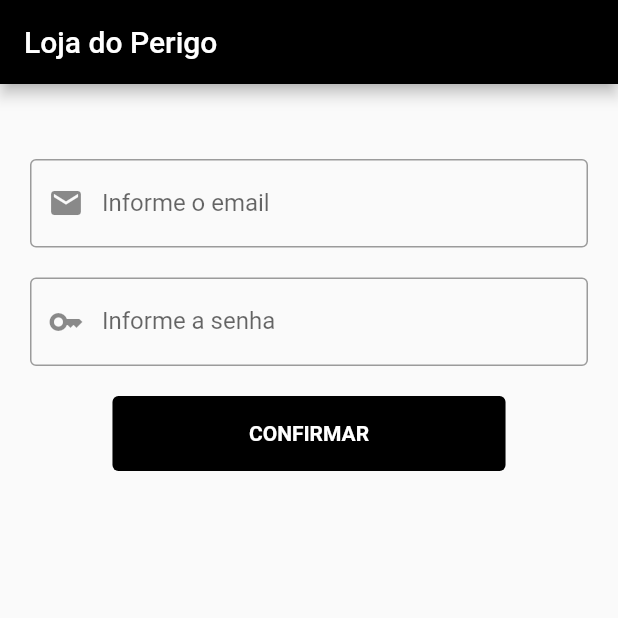
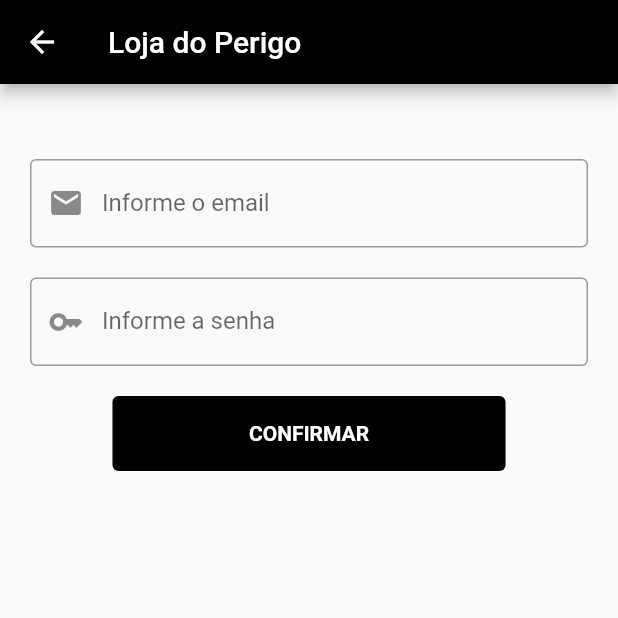
Before and after one commit to HunterXVD11/AppFinalFlutter, a Flutter app: the screen it shows after launch, after a tap on "CONFIRMAR", on a phone screen of 412 x 824 dp, the top half of it. Run offline on Flutter 3.47's test engine with Material 2 defaults, Android fonts, the phone set to English and light mode, and no system bars; our stand-ins replace sqflite; missing offline and left inert: dart:ffi; accounts and stored records are empty.

Commit message:
Criando estrutura do criar cadastro user

```diff
--- a/loja_anuncios/lib/pages/Home.dart
+++ b/loja_anuncios/lib/pages/Home.dart
@@ -4,6 +4,7 @@ import "dart:convert";
 import 'package:flutter/material.dart';
 import 'package:loja_anuncios/model/user.dart';
 import 'package:loja_anuncios/model/anuncio.dart';
+import 'package:loja_anuncios/pages/cadastro_user.dart';
 import 'package:path_provider/path_provider.dart';
 import 'package:flutter/src/widgets/container.dart';
 import 'package:flutter/src/widgets/framework.dart';
@@ -86,6 +87,9 @@ class _HomeState extends State<Home> {
                       backgroundColor: Colors.black),
                   onPressed: () {
                     print(_controllerEmail.text);
+                    Navigator.push(context, MaterialPageRoute(
+                      builder: (context) => Cadastro(),
+                    ));
                   },
                   child: Text(
                     "CONFIRMAR",
--- a/loja_anuncios/lib/pages/cadastro_user.dart
+++ b/loja_anuncios/lib/pages/cadastro_user.dart
@@ -0,0 +1,105 @@
+import 'dart:io';
+import "dart:async";
+import "dart:convert";
+import 'package:flutter/material.dart';
+import 'package:loja_anuncios/model/user.dart';
+import 'package:loja_anuncios/model/anuncio.dart';
+import 'package:loja_anuncios/pages/Home.dart';
+import 'package:path_provider/path_provider.dart';
+import 'package:flutter/src/widgets/container.dart';
+import 'package:flutter/src/widgets/framework.dart';
+import 'package:sqflite/sqflite.dart';
+import 'package:path/path.dart';
+
+import '../CRUD/crud_user.dart';
+
+class Cadastro extends StatefulWidget {
+  const Cadastro({Key? key}) : super(key: key);
+
+  @override
+  State<Cadastro> createState() => _CadastroState();
+}
+
+class _CadastroState extends State<Cadastro> {
+  late List<User> users = [];
+  List _listaUsers = [];
+  TextEditingController _controllerName = TextEditingController();
+  TextEditingController _controllerEmail = TextEditingController();
+  TextEditingController _controllerPassword = TextEditingController();
+
+  Future addUser() async {
+    final user = User(
+      name: _controllerName.text,
+      email: _controllerEmail.text,
+      password: _controllerPassword.text,
+    );
+
+    await UsersDatabase.instance.create(user);
+
+    setState(() {
+      _listaUsers.add(user);
+    });
+    _controllerName.text = "";
+    _controllerEmail.text = "";
+    _controllerPassword.text = "";
+  }
+
+  @override
+  Widget build(BuildContext context) {
+    print("items:$users");
+    return Scaffold(
+      appBar: AppBar(
+        title: Text("Loja do Perigo"),
+        backgroundColor: Colors.black,
+      ),
+      body: Container(
+        child: ListView(
+          children: [
+            Padding(
+              padding:
+              EdgeInsets.only(bottom: 20, top: 50, left: 20, right: 20),
+              child: TextFormField(
+                onChanged: (text) {},
+                controller: _controllerEmail,
+                decoration: InputDecoration(
+                  border: OutlineInputBorder(),
+                  prefixIcon: Icon(Icons.mail),
+                  labelText: 'Informe o email',
+                ),
+              ),
+            ),
+            Padding(
+              padding: EdgeInsets.only(bottom: 20, left: 20, right: 20),
+              child: TextFormField(
+                onChanged: (text) {},
+                controller: _controllerPassword,
+                decoration: InputDecoration(
+                    border: OutlineInputBorder(),
+                    prefixIcon: Icon(Icons.key),
+                    labelText: 'Informe a senha'),
+              ),
+            ),
+            Padding(
+              padding: EdgeInsets.only(bottom: 20, left: 75, right: 75),
+              child: OutlinedButton(
+                  style: OutlinedButton.styleFrom(
+                      minimumSize: const Size(0, 50),
+                      backgroundColor: Colors.black),
+                  onPressed: () {
+                    print(_controllerEmail.text);
+                    Navigator.push(context, MaterialPageRoute(
+                      builder: (context) => Home(),
+                    ));
+                  },
+                  child: Text(
+                    "CONFIRMAR",
+                    style: const TextStyle(
+                        fontWeight: FontWeight.bold, color: Colors.white),
+                  )),
+            )
+          ],
+        ),
+      ),
+    );
+  }
+}
```
